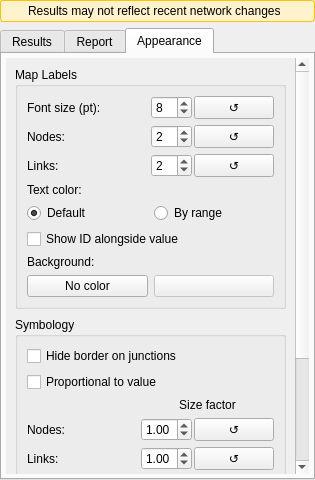
Above: ui/analysis/qgisred_results_dock.ui from qgisred/QGISRed before the change. Below: the same form after it.
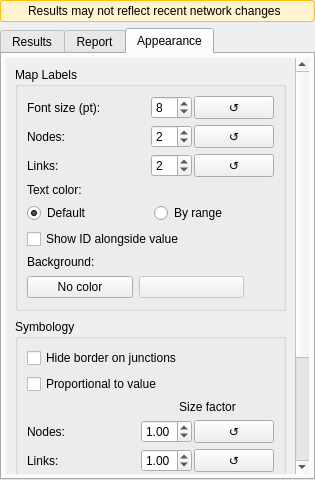
That is the form after the change. The open tabs and pages were chosen to show the change.

Commit message: [Results] Link background labels to general background

The edit to the form file:
```diff
--- a/ui/analysis/qgisred_results_dock.ui
+++ b/ui/analysis/qgisred_results_dock.ui
@@ -1394,6 +1394,31 @@
                    </property>
                   </widget>
                  </item>
+                 <item>
+                  <widget class="QToolButton" name="btLockLabelBgColor">
+                   <property name="text">
+                    <string/>
+                   </property>
+                   <property name="checkable">
+                    <bool>true</bool>
+                   </property>
+                   <property name="autoRaise">
+                    <bool>true</bool>
+                   </property>
+                   <property name="maximumSize">
+                    <size>
+                     <width>24</width>
+                     <height>24</height>
+                    </size>
+                   </property>
+                   <property name="iconSize">
+                    <size>
+                     <width>18</width>
+                     <height>18</height>
+                    </size>
+                   </property>
+                  </widget>
+                 </item>
                 </layout>
                </item>
               </layout>
```
The commit also changes 14 other files.
